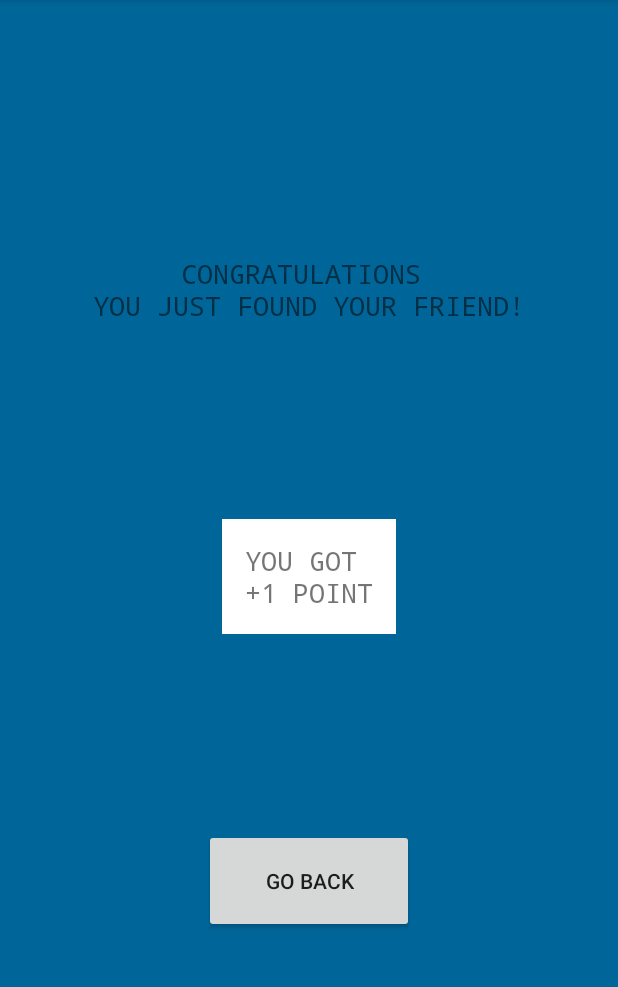
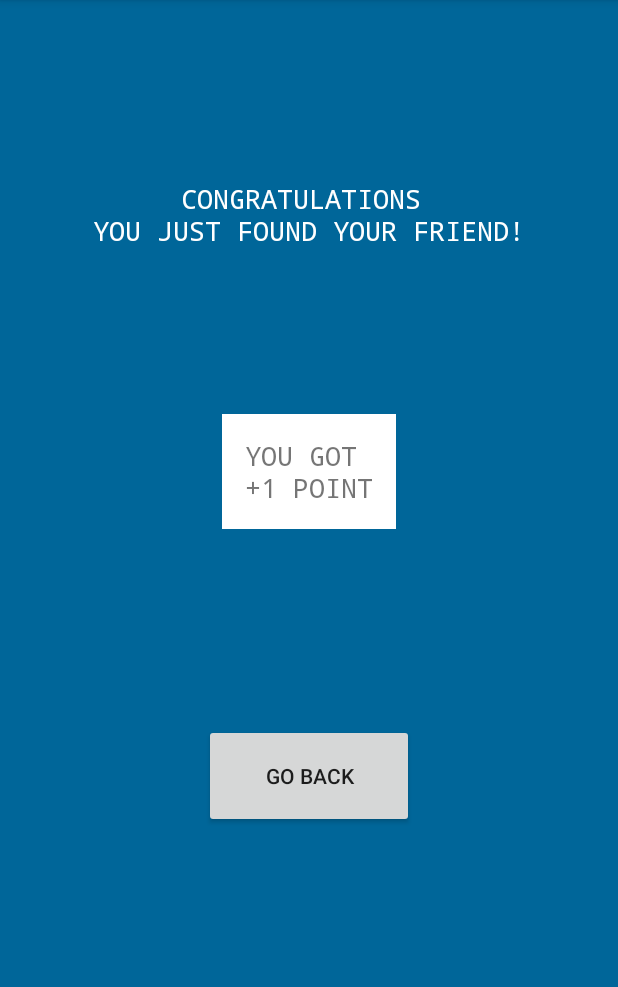
Before and after one commit to Dorci/AUHack_Android_Application, an Android app: the CongratulationActivity screen opened directly, with no data from a screen before it, on a phone screen of 412 x 824 dp, the part 84-1071 px from its top. Run offline under Robolectric (Android 15) with nearby library versions, the phone set to English and light mode, and no system bars.

Commit message:
A loooot of updates

```diff
--- a/app/src/main/res/layout/activity_congratulation.xml
+++ b/app/src/main/res/layout/activity_congratulation.xml
@@ -1,5 +1,6 @@
 <?xml version="1.0" encoding="utf-8"?>
-<RelativeLayout xmlns:android="http://schemas.android.com/apk/res/android"
+<RelativeLayout
+    xmlns:android="http://schemas.android.com/apk/res/android"
     xmlns:app="http://schemas.android.com/apk/res-auto"
     xmlns:tools="http://schemas.android.com/tools"
     android:layout_width="match_parent"
@@ -12,11 +13,12 @@
         android:layout_width="wrap_content"
         android:layout_height="wrap_content"
         android:layout_centerHorizontal="true"
-        android:layout_marginTop="170dp"
+        android:layout_marginTop="120dp"
         android:text="@string/conratulationsTextLabel"
         android:textAlignment="center"
         android:textSize="18sp"
-        android:typeface="monospace" />
+        android:typeface="monospace"
+        android:textColor="@color/white"/>
 
     <TextView
         android:id="@+id/pointsLabel"
@@ -24,7 +26,7 @@
         android:layout_height="wrap_content"
         android:layout_below="@+id/winLabel"
         android:layout_centerHorizontal="true"
-        android:layout_marginTop="130dp"
+        android:layout_marginTop="110dp"
         android:background="#FFFFFF"
         android:padding="15dp"
         android:text="@string/gotPointLabel"
--- a/app/src/main/res/layout/activity_login.xml
+++ b/app/src/main/res/layout/activity_login.xml
@@ -48,12 +48,14 @@
                 <AutoCompleteTextView
                     android:id="@+id/email"
                     style="@style/LogInUnderLine"
+                    android:textColor="@color/white"
                     android:layout_width="match_parent"
                     android:layout_height="wrap_content"
                     android:hint="@string/prompt_email"
                     android:inputType="text"
                     android:maxLines="1"
                     android:singleLine="true"
+                    android:textColorLink="@color/white"
                     android:theme="@style/LogInUnderLine" />
 
             </android.support.design.widget.TextInputLayout>
@@ -65,6 +67,7 @@
 
                 <EditText
                     android:id="@+id/password"
+                    android:textColor="@color/white"
                     android:layout_width="match_parent"
                     android:layout_height="wrap_content"
                     android:hint="Password"
@@ -73,7 +76,8 @@
                     android:imeOptions="actionUnspecified"
                     android:inputType="textPassword"
                     android:maxLines="1"
-                    android:singleLine="true" />
+                    android:singleLine="true"
+                    android:textColorLink="#FFFFFF" />
 
             </android.support.design.widget.TextInputLayout>
             <LinearLayout
--- a/app/src/main/res/values/styles.xml
+++ b/app/src/main/res/values/styles.xml
@@ -4,8 +4,8 @@
     <style name="AppTheme" parent="Theme.AppCompat.Light.DarkActionBar">
         <!-- Customize your theme here. -->
         <item name="colorPrimary">@color/colorPrimary</item>
-        <item name="colorPrimaryDark">@color/colorPrimaryDark</item>
-        <item name="colorAccent">@color/colorAccent</item>
+        <item name="colorPrimaryDark">@color/white</item>
+        <item name="colorAccent">@color/white</item>
     </style>
 
     <style name = "LogInUnderLine" parent="Widget.AppCompat.Light.AutoCompleteTextView">
```
